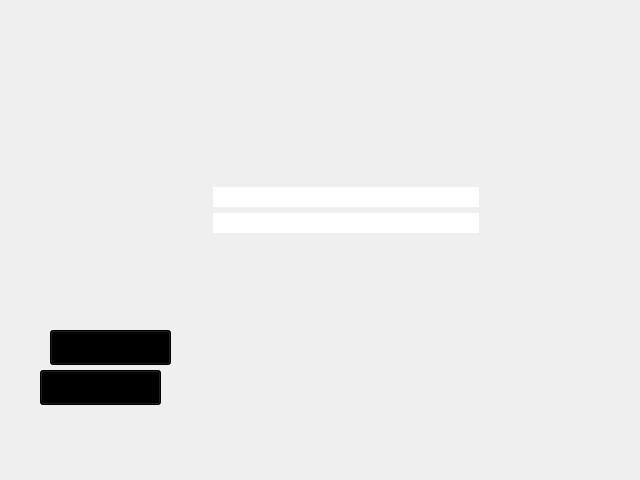
Above: pj_client/pj_login.ui from yiyilinghun/pj before the change. Below: the same form after it.
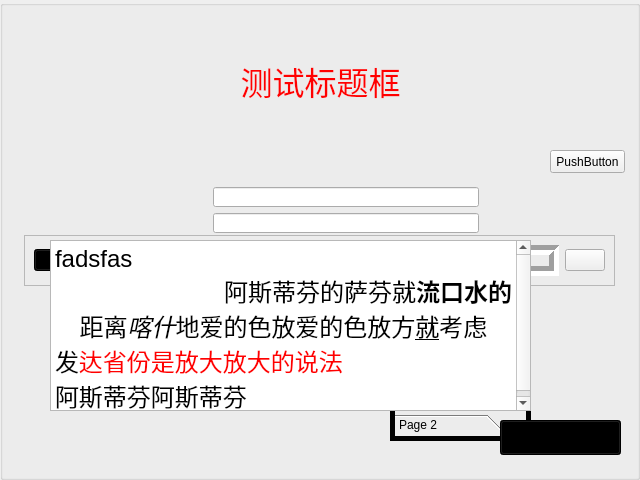
That is the form after the change. Icons and pictures are not drawn. Custom widgets are drawn as their Qt base class.

Patch:
```diff
--- a/pj_client/pj_login.ui
+++ b/pj_client/pj_login.ui
@@ -1,7 +1,7 @@
 <?xml version="1.0" encoding="UTF-8"?>
 <ui version="4.0">
  <class>ui_login</class>
- <widget class="pj_widget" name="ui_login">
+ <widget class="pj_groupbox" name="ui_login">
   <property name="geometry">
    <rect>
     <x>0</x>
@@ -34,43 +34,6 @@
      <verstretch>0</verstretch>
     </sizepolicy>
    </property>
-   <property name="palette">
-    <palette>
-     <active>
-      <colorrole role="Text">
-       <brush brushstyle="SolidPattern">
-        <color alpha="255">
-         <red>0</red>
-         <green>255</green>
-         <blue>0</blue>
-        </color>
-       </brush>
-      </colorrole>
-     </active>
-     <inactive>
-      <colorrole role="Text">
-       <brush brushstyle="SolidPattern">
-        <color alpha="255">
-         <red>255</red>
-         <green>255</green>
-         <blue>255</blue>
-        </color>
-       </brush>
-      </colorrole>
-     </inactive>
-     <disabled>
-      <colorrole role="Text">
-       <brush brushstyle="SolidPattern">
-        <color alpha="255">
-         <red>120</red>
-         <green>120</green>
-         <blue>120</blue>
-        </color>
-       </brush>
-      </colorrole>
-     </disabled>
-    </palette>
-   </property>
    <property name="font">
     <font>
      <family>新宋体</family>
@@ -96,9 +59,6 @@
    <property name="text">
     <string/>
    </property>
-   <property name="frame">
-    <bool>false</bool>
-   </property>
    <property name="echoMode">
     <enum>QLineEdit::Normal</enum>
    </property>
@@ -127,43 +87,6 @@
      <verstretch>0</verstretch>
     </sizepolicy>
    </property>
-   <property name="palette">
-    <palette>
-     <active>
-      <colorrole role="Text">
-       <brush brushstyle="SolidPattern">
-        <color alpha="255">
-         <red>0</red>
-         <green>255</green>
-         <blue>0</blue>
-        </color>
-       </brush>
-      </colorrole>
-     </active>
-     <inactive>
-      <colorrole role="Text">
-       <brush brushstyle="SolidPattern">
-        <color alpha="255">
-         <red>255</red>
-         <green>255</green>
-         <blue>255</blue>
-        </color>
-       </brush>
-      </colorrole>
-     </inactive>
-     <disabled>
-      <colorrole role="Text">
-       <brush brushstyle="SolidPattern">
-        <color alpha="255">
-         <red>120</red>
-         <green>120</green>
-         <blue>120</blue>
-        </color>
-       </brush>
-      </colorrole>
-     </disabled>
-    </palette>
-   </property>
    <property name="font">
     <font>
      <family>新宋体</family>
@@ -195,9 +118,6 @@
    <property name="maxLength">
     <number>32767</number>
    </property>
-   <property name="frame">
-    <bool>false</bool>
-   </property>
    <property name="echoMode">
     <enum>QLineEdit::Password</enum>
    </property>
@@ -211,48 +131,307 @@
     <bool>true</bool>
    </property>
   </widget>
-  <widget class="pj_button" name="pj_button_">
+  <widget class="QFrame" name="f_buttons">
    <property name="geometry">
     <rect>
-     <x>40</x>
-     <y>370</y>
-     <width>121</width>
-     <height>35</height>
+     <x>24</x>
+     <y>235</y>
+     <width>591</width>
+     <height>51</height>
     </rect>
    </property>
+   <property name="frameShape">
+    <enum>QFrame::StyledPanel</enum>
+   </property>
+   <property name="frameShadow">
+    <enum>QFrame::Raised</enum>
+   </property>
+   <layout class="QHBoxLayout" name="horizontalLayout">
+    <item>
+     <widget class="pj_button" name="pjb_register">
+      <property name="palette">
+       <palette>
+        <active>
+         <colorrole role="Button">
+          <brush brushstyle="NoBrush">
+           <color alpha="255">
+            <red>0</red>
+            <green>0</green>
+            <blue>0</blue>
+           </color>
+          </brush>
+         </colorrole>
+         <colorrole role="Light">
+          <brush brushstyle="SolidPattern">
+           <color alpha="255">
+            <red>0</red>
+            <green>0</green>
+            <blue>0</blue>
+           </color>
+          </brush>
+         </colorrole>
+         <colorrole role="Midlight">
+          <brush brushstyle="SolidPattern">
+           <color alpha="255">
+            <red>0</red>
+            <green>0</green>
+            <blue>0</blue>
+           </color>
+          </brush>
+         </colorrole>
+         <colorrole role="Window">
+          <brush brushstyle="NoBrush">
+           <color alpha="255">
+            <red>0</red>
+            <green>0</green>
+            <blue>0</blue>
+           </color>
+          </brush>
+         </colorrole>
+        </active>
+        <inactive>
+         <colorrole role="Button">
+          <brush brushstyle="NoBrush">
+           <color alpha="255">
+            <red>0</red>
+            <green>0</green>
+            <blue>0</blue>
+           </color>
+          </brush>
+         </colorrole>
+         <colorrole role="Light">
+          <brush brushstyle="SolidPattern">
+           <color alpha="255">
+            <red>0</red>
+            <green>0</green>
+            <blue>0</blue>
+           </color>
+          </brush>
+         </colorrole>
+         <colorrole role="Midlight">
+          <brush brushstyle="SolidPattern">
+           <color alpha="255">
+            <red>0</red>
+            <green>0</green>
+            <blue>0</blue>
+           </color>
+          </brush>
+         </colorrole>
+         <colorrole role="Window">
+          <brush brushstyle="NoBrush">
+           <color alpha="255">
+            <red>0</red>
+            <green>0</green>
+            <blue>0</blue>
+           </color>
+          </brush>
+         </colorrole>
+        </inactive>
+        <disabled>
+         <colorrole role="Button">
+          <brush brushstyle="NoBrush">
+           <color alpha="255">
+            <red>0</red>
+            <green>0</green>
+            <blue>0</blue>
+           </color>
+          </brush>
+         </colorrole>
+         <colorrole role="Light">
+          <brush brushstyle="SolidPattern">
+           <color alpha="255">
+            <red>0</red>
+            <green>0</green>
+            <blue>0</blue>
+           </color>
+          </brush>
+         </colorrole>
+         <colorrole role="Midlight">
+          <brush brushstyle="SolidPattern">
+           <color alpha="255">
+            <red>0</red>
+            <green>0</green>
+            <blue>0</blue>
+           </color>
+          </brush>
+         </colorrole>
+         <colorrole role="Window">
+          <brush brushstyle="NoBrush">
+           <color alpha="255">
+            <red>0</red>
+            <green>0</green>
+            <blue>0</blue>
+           </color>
+          </brush>
+         </colorrole>
+        </disabled>
+       </palette>
+      </property>
+      <property name="focusPolicy">
+       <enum>Qt::NoFocus</enum>
+      </property>
+      <property name="resFileName">
+       <string>A:\git\pj\res\gires3.wdf</string>
+      </property>
+      <property name="resKey">
+       <UInt>2537760430</UInt>
+      </property>
+     </widget>
+    </item>
+    <item>
+     <widget class="pj_listview" name="pj_listview_">
+      <property name="palette">
+       <palette>
+        <active>
+         <colorrole role="Base">
+          <brush brushstyle="SolidPattern">
+           <color alpha="0">
+            <red>255</red>
+            <green>255</green>
+            <blue>255</blue>
+           </color>
+          </brush>
+         </colorrole>
+        </active>
+        <inactive>
+         <colorrole role="Base">
+          <brush brushstyle="SolidPattern">
+           <color alpha="0">
+            <red>255</red>
+            <green>255</green>
+            <blue>255</blue>
+           </color>
+          </brush>
+         </colorrole>
+        </inactive>
+        <disabled>
+         <colorrole role="Base">
+          <brush brushstyle="SolidPattern">
+           <color alpha="255">
+            <red>240</red>
+            <green>240</green>
+            <blue>240</blue>
+           </color>
+          </brush>
+         </colorrole>
+        </disabled>
+       </palette>
+      </property>
+      <property name="frameShape">
+       <enum>QFrame::Box</enum>
+      </property>
+      <property name="lineWidth">
+       <number>5</number>
+      </property>
+     </widget>
+    </item>
+    <item>
+     <widget class="pj_button" name="pjb_login">
+      <property name="focusPolicy">
+       <enum>Qt::NoFocus</enum>
+      </property>
+      <property name="resFileName">
+       <string>A:\git\pj\res\gires3.wdf</string>
+      </property>
+      <property name="resKey">
+       <UInt>464918913</UInt>
+      </property>
+     </widget>
+    </item>
+   </layout>
+  </widget>
+  <widget class="pj_label" name="pj_label_">
+   <property name="geometry">
+    <rect>
+     <x>20</x>
+     <y>20</y>
+     <width>601</width>
+     <height>121</height>
+    </rect>
+   </property>
    <property name="palette">
     <palette>
      <active>
-      <colorrole role="Button">
-       <brush brushstyle="NoBrush">
+      <colorrole role="WindowText">
+       <brush brushstyle="SolidPattern">
         <color alpha="255">
-         <red>0</red>
+         <red>255</red>
          <green>0</green>
          <blue>0</blue>
         </color>
        </brush>
       </colorrole>
-      <colorrole role="Light">
+     </active>
+     <inactive>
+      <colorrole role="WindowText">
        <brush brushstyle="SolidPattern">
         <color alpha="255">
-         <red>0</red>
+         <red>255</red>
          <green>0</green>
          <blue>0</blue>
         </color>
        </brush>
       </colorrole>
-      <colorrole role="Midlight">
+     </inactive>
+     <disabled>
+      <colorrole role="WindowText">
        <brush brushstyle="SolidPattern">
         <color alpha="255">
-         <red>0</red>
-         <green>0</green>
-         <blue>0</blue>
+         <red>120</red>
+         <green>120</green>
+         <blue>120</blue>
         </color>
        </brush>
       </colorrole>
+     </disabled>
+    </palette>
+   </property>
+   <property name="font">
+    <font>
+     <family>楷体</family>
+     <pointsize>24</pointsize>
+    </font>
+   </property>
+   <property name="text">
+    <string>测试标题框</string>
+   </property>
+   <property name="alignment">
+    <set>Qt::AlignCenter</set>
+   </property>
+  </widget>
+  <widget class="QToolBox" name="toolBox">
+   <property name="geometry">
+    <rect>
+     <x>390</x>
+     <y>320</y>
+     <width>141</width>
+     <height>121</height>
+    </rect>
+   </property>
+   <property name="palette">
+    <palette>
+     <active>
+      <colorrole role="Button">
+       <brush brushstyle="SolidPattern">
+        <color alpha="0">
+         <red>240</red>
+         <green>240</green>
+         <blue>240</blue>
+        </color>
+       </brush>
+      </colorrole>
+      <colorrole role="Base">
+       <brush brushstyle="SolidPattern">
+        <color alpha="0">
+         <red>255</red>
+         <green>255</green>
+         <blue>255</blue>
+        </color>
+       </brush>
+      </colorrole>
       <colorrole role="Window">
-       <brush brushstyle="NoBrush">
-        <color alpha="255">
+       <brush brushstyle="SolidPattern">
+        <color alpha="0">
          <red>0</red>
          <green>0</green>
          <blue>0</blue>
@@ -262,35 +441,26 @@
      </active>
      <inactive>
       <colorrole role="Button">
-       <brush brushstyle="NoBrush">
-        <color alpha="255">
-         <red>0</red>
-         <green>0</green>
-         <blue>0</blue>
-        </color>
-       </brush>
-      </colorrole>
-      <colorrole role="Light">
        <brush brushstyle="SolidPattern">
-        <color alpha="255">
-         <red>0</red>
-         <green>0</green>
-         <blue>0</blue>
+        <color alpha="0">
+         <red>240</red>
+         <green>240</green>
+         <blue>240</blue>
         </color>
        </brush>
       </colorrole>
-      <colorrole role="Midlight">
+      <colorrole role="Base">
        <brush brushstyle="SolidPattern">
-        <color alpha="255">
-         <red>0</red>
-         <green>0</green>
-         <blue>0</blue>
+        <color alpha="0">
+         <red>255</red>
+         <green>255</green>
+         <blue>255</blue>
         </color>
        </brush>
       </colorrole>
       <colorrole role="Window">
-       <brush brushstyle="NoBrush">
-        <color alpha="255">
+       <brush brushstyle="SolidPattern">
+        <color alpha="0">
          <red>0</red>
          <green>0</green>
          <blue>0</blue>
@@ -300,26 +470,17 @@
      </inactive>
      <disabled>
       <colorrole role="Button">
-       <brush brushstyle="NoBrush">
-        <color alpha="255">
-         <red>0</red>
-         <green>0</green>
-         <blue>0</blue>
-        </color>
-       </brush>
-      </colorrole>
-      <colorrole role="Light">
        <brush brushstyle="SolidPattern">
-        <color alpha="255">
-         <red>0</red>
-         <green>0</green>
-         <blue>0</blue>
+        <color alpha="0">
+         <red>240</red>
+         <green>240</green>
+         <blue>240</blue>
         </color>
        </brush>
       </colorrole>
-      <colorrole role="Midlight">
+      <colorrole role="Base">
        <brush brushstyle="SolidPattern">
-        <color alpha="255">
+        <color alpha="0">
          <red>0</red>
          <green>0</green>
          <blue>0</blue>
@@ -327,8 +488,8 @@
        </brush>
       </colorrole>
       <colorrole role="Window">
-       <brush brushstyle="NoBrush">
-        <color alpha="255">
+       <brush brushstyle="SolidPattern">
+        <color alpha="0">
          <red>0</red>
          <green>0</green>
          <blue>0</blue>
@@ -338,18 +499,97 @@
      </disabled>
     </palette>
    </property>
-   <property name="resFileName">
-    <string>A:\git\pj\res\gires3.wdf</string>
+   <property name="frameShape">
+    <enum>QFrame::Box</enum>
    </property>
-   <property name="resKey">
-    <UInt>2537760430</UInt>
+   <property name="lineWidth">
+    <number>5</number>
    </property>
+   <property name="currentIndex">
+    <number>0</number>
+   </property>
+   <widget class="QWidget" name="page">
+    <property name="geometry">
+     <rect>
+      <x>0</x>
+      <y>0</y>
+      <width>131</width>
+      <height>59</height>
+     </rect>
+    </property>
+    <attribute name="label">
+     <string>Page 1</string>
+    </attribute>
+    <widget class="QPushButton" name="pushButton">
+     <property name="geometry">
+      <rect>
+       <x>20</x>
+       <y>10</y>
+       <width>75</width>
+       <height>23</height>
+      </rect>
+     </property>
+     <property name="text">
+      <string>PushButton</string>
+     </property>
+    </widget>
+   </widget>
+   <widget class="QWidget" name="page_2">
+    <property name="geometry">
+     <rect>
+      <x>0</x>
+      <y>0</y>
+      <width>131</width>
+      <height>59</height>
+     </rect>
+    </property>
+    <attribute name="label">
+     <string>Page 2</string>
+    </attribute>
+    <widget class="QPushButton" name="pushButton_2">
+     <property name="geometry">
+      <rect>
+       <x>30</x>
+       <y>10</y>
+       <width>75</width>
+       <height>23</height>
+      </rect>
+     </property>
+     <property name="text">
+      <string>PushButton</string>
+     </property>
+    </widget>
+   </widget>
   </widget>
-  <widget class="pj_button" name="pj_button_1">
+  <widget class="pj_textbox" name="pj_textbox_">
    <property name="geometry">
     <rect>
      <x>50</x>
-     <y>330</y>
+     <y>240</y>
+     <width>481</width>
+     <height>171</height>
+    </rect>
+   </property>
+   <property name="html">
+    <string>&lt;!DOCTYPE HTML PUBLIC &quot;-//W3C//DTD HTML 4.0//EN&quot; &quot;http://www.w3.org/TR/REC-html40/strict.dtd&quot;&gt;
+&lt;html&gt;&lt;head&gt;&lt;meta name=&quot;qrichtext&quot; content=&quot;1&quot; /&gt;&lt;style type=&quot;text/css&quot;&gt;
+p, li { white-space: pre-wrap; }
+&lt;/style&gt;&lt;/head&gt;&lt;body style=&quot; font-family:'SimSun'; font-size:9pt; font-weight:400; font-style:normal;&quot;&gt;
+&lt;p style=&quot; margin-top:0px; margin-bottom:0px; margin-left:0px; margin-right:0px; -qt-block-indent:0; text-indent:0px;&quot;&gt;&lt;span style=&quot; font-size:18pt;&quot;&gt;fadsfas&lt;/span&gt;&lt;/p&gt;
+&lt;p align=&quot;right&quot; style=&quot; margin-top:0px; margin-bottom:0px; margin-left:0px; margin-right:0px; -qt-block-indent:0; text-indent:0px;&quot;&gt;&lt;span style=&quot; font-size:18pt;&quot;&gt;阿斯蒂芬的萨芬就&lt;/span&gt;&lt;span style=&quot; font-size:18pt; font-weight:600;&quot;&gt;流口水的&lt;/span&gt;&lt;/p&gt;
+&lt;p align=&quot;center&quot; style=&quot; margin-top:0px; margin-bottom:0px; margin-left:0px; margin-right:0px; -qt-block-indent:0; text-indent:0px;&quot;&gt;&lt;span style=&quot; font-size:18pt;&quot;&gt;距离&lt;/span&gt;&lt;span style=&quot; font-size:18pt; font-style:italic;&quot;&gt;喀什&lt;/span&gt;&lt;span style=&quot; font-size:18pt;&quot;&gt;地爱的色放爱的色放方&lt;/span&gt;&lt;span style=&quot; font-size:18pt; text-decoration: underline;&quot;&gt;就&lt;/span&gt;&lt;span style=&quot; font-size:18pt;&quot;&gt;考虑&lt;/span&gt;&lt;/p&gt;
+&lt;p style=&quot; margin-top:0px; margin-bottom:0px; margin-left:0px; margin-right:0px; -qt-block-indent:0; text-indent:0px;&quot;&gt;&lt;span style=&quot; font-size:18pt;&quot;&gt;发&lt;/span&gt;&lt;span style=&quot; font-size:18pt; color:#ff0000;&quot;&gt;达省份是放大放大的说法&lt;/span&gt;&lt;/p&gt;
+&lt;p style=&quot; margin-top:0px; margin-bottom:0px; margin-left:0px; margin-right:0px; -qt-block-indent:0; text-indent:0px;&quot;&gt;&lt;span style=&quot; font-size:18pt; color:#000000;&quot;&gt;阿斯蒂芬阿斯蒂芬&lt;/span&gt;&lt;img src=&quot;:/1/无标题.png&quot; /&gt;&lt;/p&gt;&lt;/body&gt;&lt;/html&gt;</string>
+   </property>
+   <property name="placeholderText">
+    <string/>
+   </property>
+  </widget>
+  <widget class="pj_button" name="pjb_register_2">
+   <property name="geometry">
+    <rect>
+     <x>500</x>
+     <y>420</y>
      <width>121</width>
      <height>35</height>
     </rect>
@@ -476,7 +716,20 @@
     <string>A:\git\pj\res\gires3.wdf</string>
    </property>
    <property name="resKey">
-    <UInt>464918913</UInt>
+    <UInt>2537760430</UInt>
+   </property>
+  </widget>
+  <widget class="QPushButton" name="pushButton_3">
+   <property name="geometry">
+    <rect>
+     <x>550</x>
+     <y>150</y>
+     <width>75</width>
+     <height>23</height>
+    </rect>
+   </property>
+   <property name="text">
+    <string>PushButton</string>
    </property>
   </widget>
  </widget>
@@ -486,15 +739,31 @@
    <extends>QPushButton</extends>
    <header>pj_button.h</header>
   </customwidget>
+  <customwidget>
+   <class>pj_groupbox</class>
+   <extends>QGroupBox</extends>
+   <header>pj_groupbox.h</header>
+   <container>1</container>
+  </customwidget>
+  <customwidget>
+   <class>pj_label</class>
+   <extends>QLabel</extends>
+   <header>pj_label.h</header>
+  </customwidget>
   <customwidget>
    <class>pj_linebox</class>
    <extends>QLineEdit</extends>
    <header>pj_linebox.h</header>
   </customwidget>
   <customwidget>
-   <class>pj_widget</class>
-   <extends>QWidget</extends>
-   <header>pj_widget.h</header>
+   <class>pj_listview</class>
+   <extends>QListView</extends>
+   <header>pj_listview.h</header>
+  </customwidget>
+  <customwidget>
+   <class>pj_textbox</class>
+   <extends>QTextEdit</extends>
+   <header>pj_textbox.h</header>
    <container>1</container>
   </customwidget>
  </customwidgets>
```
Left out of the diff: 21 changed lines with no effect on the pictures.
